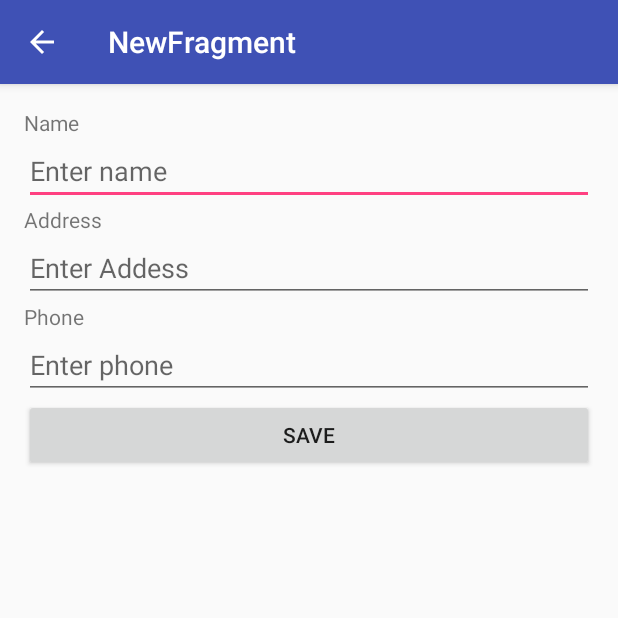
After one commit to gaurab546/RecylerViewDemo2, an Android app: the SharePreferenceExampleActivity screen opened directly, with no data from a screen before it, on a phone screen of 412 x 824 dp, the top half of it. The commit adds this screen. Run offline under Robolectric (Android 15) with nearby library versions, the phone set to English and light mode, and no system bars.

Commit message:
Share prefrefernce exmaple

```diff
--- a/app/src/main/AndroidManifest.xml
+++ b/app/src/main/AndroidManifest.xml
@@ -3,19 +3,21 @@
     package="com.example.aspirev15.newfragment">
 
     <application
+        android:name=".MyApplication"
         android:allowBackup="true"
-        android:name=".MyApplication"
         android:icon="@mipmap/ic_launcher"
         android:label="@string/app_name"
         android:supportsRtl="true"
         android:theme="@style/AppTheme">
-        <activity android:name=".MainActivity">
+        <activity android:name=".ProfileViewActivity">
             <intent-filter>
                 <action android:name="android.intent.action.MAIN" />
 
                 <category android:name="android.intent.category.LAUNCHER" />
             </intent-filter>
         </activity>
+        <activity android:name=".SharePreferenceExampleActivity" />
+
     </application>
 
 </manifest>
--- a/app/src/main/java/com/example/aspirev15/newfragment/MainActivity.java
+++ b/app/src/main/java/com/example/aspirev15/newfragment/MainActivity.java
@@ -11,6 +11,8 @@ import android.widget.Toast;
 
 import java.util.ArrayList;
 
+import static com.example.aspirev15.newfragment.R.id.tabLayout;
+
 public class MainActivity extends AppCompatActivity {
     TabLayout mTabLayout;
     ViewPager mViewPager;
@@ -21,7 +23,7 @@ public class MainActivity extends AppCompatActivity {
         super.onCreate(savedInstanceState);
         setContentView(R.layout.activity_main);
 
-        mTabLayout = (TabLayout) findViewById(R.id.tabLayout);
+        mTabLayout = (TabLayout) findViewById(tabLayout);
         mViewPager = (ViewPager) findViewById(R.id.view_pager);
         final String[] title = new String[]{"New", "Popular"};
         ArrayList<Fragment> fragments = new ArrayList<>();
--- /dev/null
+++ b/app/src/main/java/com/example/aspirev15/newfragment/SharePreferenceExampleActivity.java
@@ -0,0 +1,91 @@
+package com.example.aspirev15.newfragment;
+
+import android.content.Intent;
+import android.content.SharedPreferences;
+import android.support.v7.app.AppCompatActivity;
+import android.os.Bundle;
+import android.text.TextUtils;
+import android.view.Menu;
+import android.view.MenuItem;
+import android.view.View;
+import android.widget.Button;
+import android.widget.EditText;
+import android.widget.Toast;
+
+public class SharePreferenceExampleActivity extends AppCompatActivity implements View.OnClickListener {
+    public static final String NAME="name";
+    EditText etName;
+    EditText etAddress;
+    EditText etPhone;
+    Button btnSave;
+
+    SharedPreferences mSharedPreferences;
+    public static final String USER_PROFILE = "profile";
+
+    @Override
+    protected void onCreate(Bundle savedInstanceState) {
+        super.onCreate(savedInstanceState);
+        setContentView(R.layout.activity_share_preference_example);
+        getSupportActionBar().setDisplayHomeAsUpEnabled(true);
+
+        etName = (EditText) findViewById(R.id.etName);
+        etAddress = (EditText) findViewById(R.id.etAddress);
+        etPhone = (EditText) findViewById(R.id.etPhone);
+        btnSave = (Button) findViewById(R.id.btnSave);
+        btnSave.setOnClickListener(this);
+        mSharedPreferences = getSharedPreferences(USER_PROFILE, MODE_PRIVATE);
+
+
+    }
+
+    @Override
+    public boolean onOptionsItemSelected(MenuItem item) {
+        if (item.getItemId() == android.R.id.home) {
+            finish();
+        }
+        return super.onOptionsItemSelected(item);
+    }
+
+    @Override
+    public void onClick(View view) {
+        if (isFormValid())
+            saveUserInfo();
+
+    }
+
+    private boolean isFormValid() {
+        if (TextUtils.isEmpty(etName.getText().toString())) {
+            etName.setError("Name can't be empty");
+            return false;
+        }
+        if (TextUtils.isEmpty(etAddress.getText().toString())) {
+            etAddress.setError("Address can't be empty");
+            return false;
+        }
+        if (TextUtils.isEmpty(etPhone.getText().toString())) {
+            etPhone.setError("phone can't be empty");
+            return false;
+        }
+
+        return true;
+    }
+
+    private void saveUserInfo() {
+        String name=etName.getText().toString();
+        String address=etAddress.getText().toString();
+        String phone=etPhone.getText().toString();
+
+        SharedPreferences.Editor mEditor = mSharedPreferences.edit();
+        mEditor.putString("phone", phone);
+        mEditor.putString("address",address);
+        mEditor.putString("name",name);
+        mEditor.commit();
+        Toast.makeText(this, "Profile Successfully Saved", Toast.LENGTH_SHORT).show();
+        Intent intent=new Intent();
+        intent.putExtra(NAME,name);
+        intent.putExtra("address",address);
+        intent.putExtra("phone",phone);
+        setResult(RESULT_OK,intent);
+        finish();
+    }
+}
--- /dev/null
+++ b/app/src/main/res/layout/activity_share_preference_example.xml
@@ -0,0 +1,54 @@
+<?xml version="1.0" encoding="utf-8"?>
+<LinearLayout xmlns:android="http://schemas.android.com/apk/res/android"
+    xmlns:tools="http://schemas.android.com/tools"
+    android:id="@+id/activity_share_preference_example"
+    android:layout_width="match_parent"
+    android:layout_height="match_parent"
+    android:orientation="vertical"
+    android:paddingBottom="@dimen/activity_vertical_margin"
+    android:paddingLeft="@dimen/activity_horizontal_margin"
+    android:paddingRight="@dimen/activity_horizontal_margin"
+    android:paddingTop="@dimen/activity_vertical_margin"
+    tools:context="com.example.aspirev15.newfragment.SharePreferenceExampleActivity">
+
+
+    <TextView
+        android:layout_width="match_parent"
+        android:layout_height="wrap_content"
+        android:text="Name" />
+
+    <EditText
+        android:id="@+id/etName"
+        android:layout_width="match_parent"
+        android:layout_height="wrap_content"
+        android:hint="Enter name" />
+
+    <TextView
+        android:layout_width="match_parent"
+        android:layout_height="wrap_content"
+        android:text="Address" />
+
+    <EditText
+        android:id="@+id/etAddress"
+        android:layout_width="match_parent"
+        android:layout_height="wrap_content"
+        android:hint="Enter Addess" />
+
+    <TextView
+        android:layout_width="match_parent"
+        android:layout_height="wrap_content"
+        android:text="Phone" />
+
+    <EditText
+        android:id="@+id/etPhone"
+        android:layout_width="match_parent"
+        android:layout_height="wrap_content"
+        android:hint="Enter phone" />
+
+    <Button
+        android:id="@+id/btnSave"
+        android:layout_width="match_parent"
+        android:text="Save"
+        android:layout_height="wrap_content" />
+
+</LinearLayout>
--- /dev/null
+++ b/app/src/main/res/menu/edit_profile.xml
@@ -0,0 +1,6 @@
+<?xml version="1.0" encoding="utf-8"?>
+<menu xmlns:android="http://schemas.android.com/apk/res/android">
+    <item
+        android:id="@+id/menuEdit"
+        android:title="Edit Profile" />
+</menu>
```
Also changed, not shown: app/src/main/java/com/example/aspirev15/newfragment/ProfileViewActivity.java (added, +68 -0 lines), app/src/main/res/layout/activity_profile_view.xml (added, +31 -0 lines).
